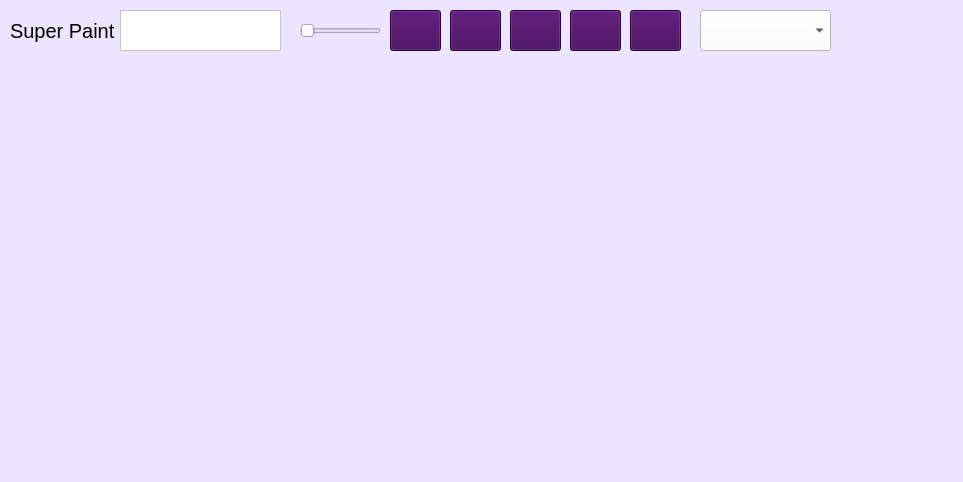
Above: views/main_window.ui from ximenaaloya/superpaint before the change. Below: the same form after it.
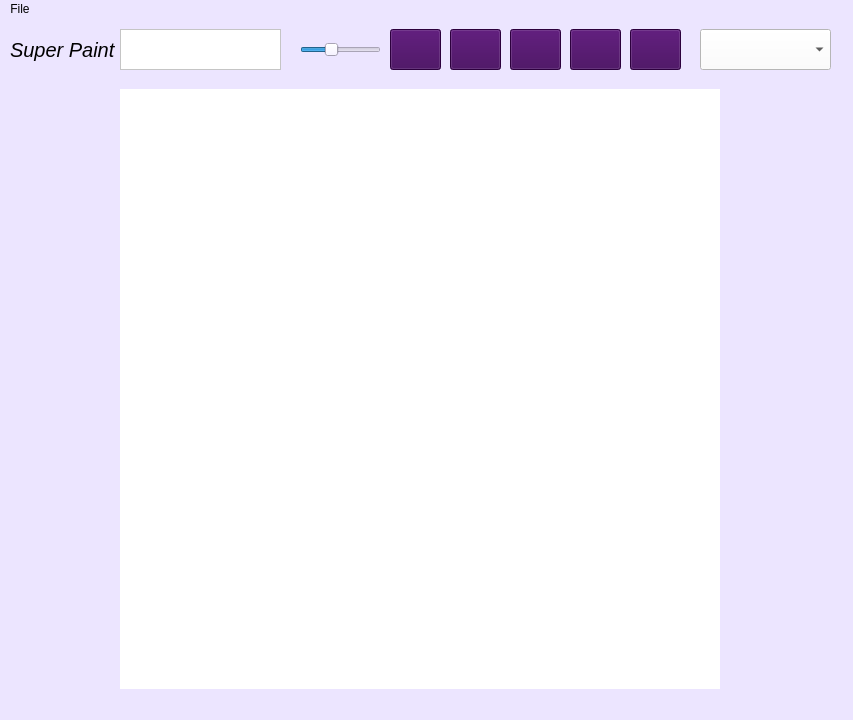
That is the form after the change. Icons and pictures are not drawn.

What changed in the file:
```diff
--- a/views/main_window.ui
+++ b/views/main_window.ui
@@ -6,8 +6,8 @@
    <rect>
     <x>0</x>
     <y>0</y>
-    <width>963</width>
-    <height>482</height>
+    <width>853</width>
+    <height>720</height>
    </rect>
   </property>
   <property name="font">
@@ -38,6 +38,7 @@
     <property name="font">
      <font>
       <pointsize>15</pointsize>
+      <italic>true</italic>
      </font>
     </property>
     <property name="cursor">
@@ -78,6 +79,15 @@
     <property name="styleSheet">
      <string notr="true"/>
     </property>
+    <property name="minimum">
+     <number>1</number>
+    </property>
+    <property name="maximum">
+     <number>80</number>
+    </property>
+    <property name="value">
+     <number>30</number>
+    </property>
     <property name="orientation">
      <enum>Qt::Horizontal</enum>
     </property>
@@ -213,16 +223,36 @@
       <normaloff>../icons/save.png</normaloff>../icons/save.png</iconset>
     </property>
    </widget>
+   <widget class="QWidget" name="widget" native="true">
+    <property name="geometry">
+     <rect>
+      <x>120</x>
+      <y>70</y>
+      <width>600</width>
+      <height>600</height>
+     </rect>
+    </property>
+    <property name="styleSheet">
+     <string notr="true">background-color: rgb(255, 255, 255);</string>
+    </property>
+   </widget>
   </widget>
   <widget class="QMenuBar" name="menubar">
    <property name="geometry">
     <rect>
      <x>0</x>
      <y>0</y>
-     <width>963</width>
+     <width>853</width>
      <height>21</height>
     </rect>
    </property>
+   <widget class="QMenu" name="menuFile">
+    <property name="title">
+     <string>File</string>
+    </property>
+    <addaction name="actionOpen"/>
+   </widget>
+   <addaction name="menuFile"/>
   </widget>
   <widget class="QStatusBar" name="statusbar"/>
  </widget>
```
Left out of the diff: 21 changed lines with no effect on the pictures.
